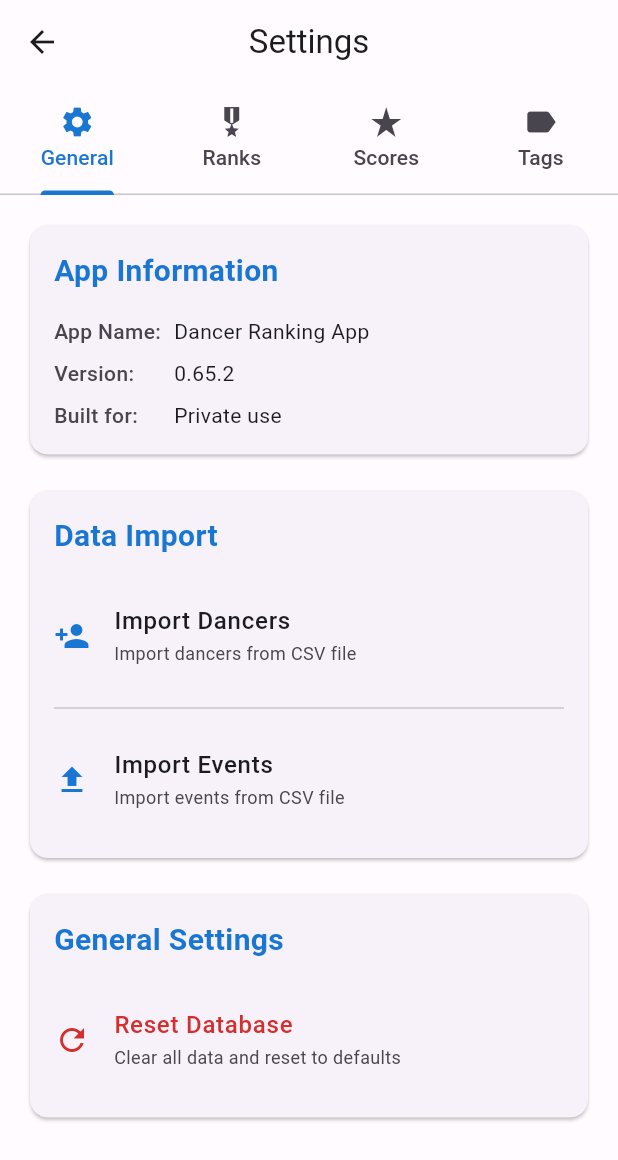
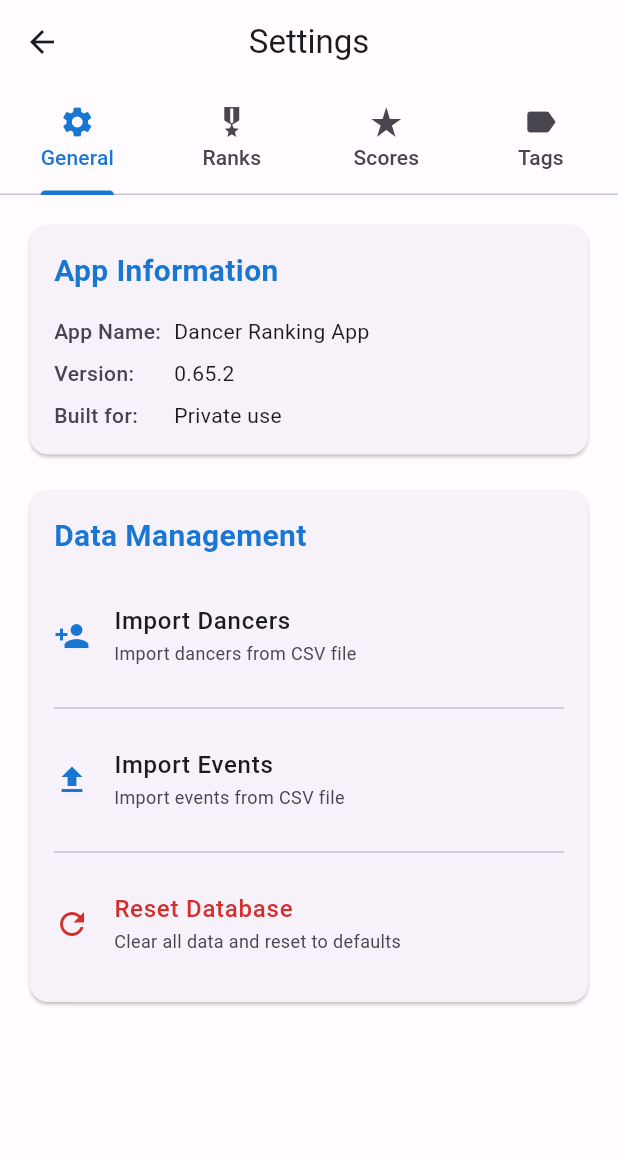
Before and after one commit to plaskowski/dancer-ranking-app-cursor, a Flutter app: the SettingsScreen screen opened directly, on a phone screen of 412 x 824 dp. Shown: the top 1160 px of the screen. Run offline on Flutter 3.47's test engine with Material 3 defaults, Android fonts, the phone set to English and light mode, and no system bars; our stand-ins replace drift, file_picker; missing offline and left inert: desktop_drop; accounts and stored records are empty; generated files the repository leaves out were written again.

Commit message:
feat: merge settings sections into unified data management
- Combined Data Import and General Settings into single Data Management section
- Logical grouping of all data-related operations (import dancers, import events, reset database)
- Cleaner settings layout with fewer cards and better organization
- Consistent terminology that better describes the combined functionality

```diff
--- a/lib/screens/settings/tabs/general_settings_tab.dart
+++ b/lib/screens/settings/tabs/general_settings_tab.dart
@@ -53,7 +53,7 @@ class GeneralSettingsTab extends StatelessWidget {
         ),
         const SizedBox(height: 16),
 
-        // Data Import Section
+        // Data Management Section
         Card(
           child: Padding(
             padding: const EdgeInsets.all(16),
@@ -61,7 +61,7 @@ class GeneralSettingsTab extends StatelessWidget {
               crossAxisAlignment: CrossAxisAlignment.start,
               children: [
                 Text(
-                  'Data Import',
+                  'Data Management',
                   style: TextStyle(
                     fontSize: 20,
                     fontWeight: FontWeight.bold,
@@ -72,28 +72,7 @@ class GeneralSettingsTab extends StatelessWidget {
                 _buildImportDancersTile(context),
                 const Divider(height: 24),
                 _buildImportEventsTile(context),
-              ],
-            ),
-          ),
-        ),
-        const SizedBox(height: 16),
-
-        // General Settings Section
-        Card(
-          child: Padding(
-            padding: const EdgeInsets.all(16),
-            child: Column(
-              crossAxisAlignment: CrossAxisAlignment.start,
-              children: [
-                Text(
-                  'General Settings',
-                  style: TextStyle(
-                    fontSize: 20,
-                    fontWeight: FontWeight.bold,
-                    color: Theme.of(context).colorScheme.primary,
-                  ),
-                ),
-                const SizedBox(height: 16),
+                const Divider(height: 24),
                 _buildResetDatabaseTile(context),
               ],
             ),
```
Also changed, not shown: 1 other file.
